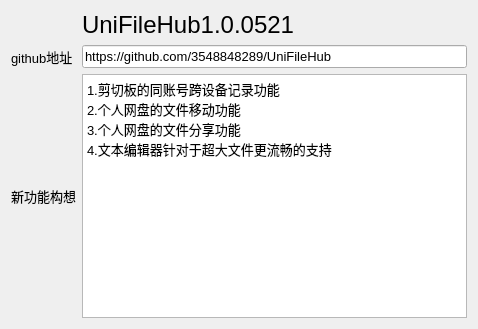
Before: the Qt Designer form MoreFunction/MoreFunction.ui in 3548848289/UniFileHub, drawn with Qt 5.
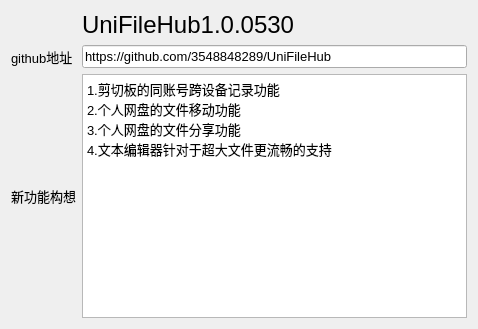
After: the same form once the commit is applied. Icons and pictures are not drawn.

Commit message: 界面先不加入英语版本

What changed in the file:
```diff
--- a/MoreFunction/MoreFunction.ui
+++ b/MoreFunction/MoreFunction.ui
@@ -82,7 +82,7 @@
       </font>
      </property>
      <property name="text">
-      <string>UniFileHub1.0.0521</string>
+      <string>UniFileHub1.0.0530</string>
      </property>
     </widget>
    </item>
```
The commit also changes 3 other files.
